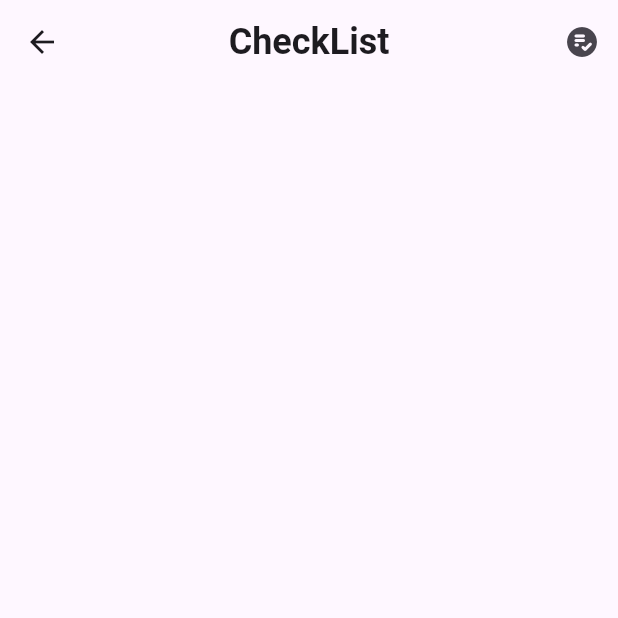
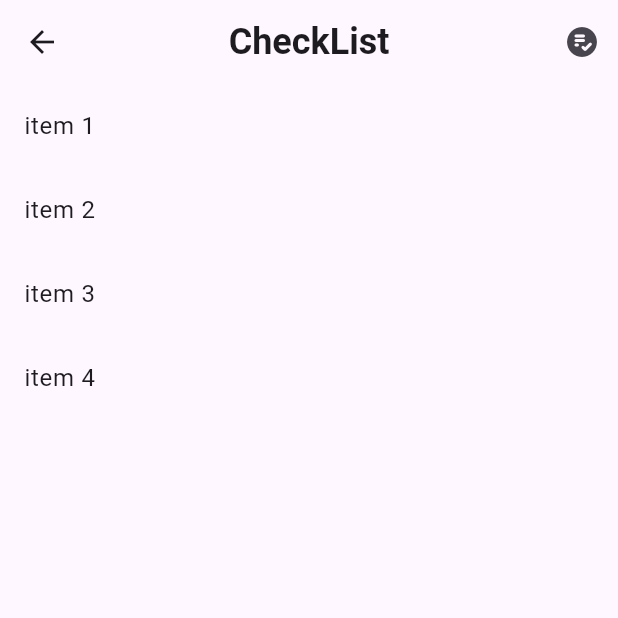
Before and after one commit to tejasvmodi/wedding_planning, a Flutter app: the CheckList screen opened directly, on a phone screen of 412 x 824 dp, the top half of it. Run offline on Flutter 3.47's test engine with Material 2 defaults, Android fonts, the phone set to English and light mode, and no system bars; our stand-ins replace carousel_slider, dots_indicator, icons_plus.

Commit message:
commit at 17:50  26-11-2023

```diff
--- a/lib/screens/Home/checklist.dart
+++ b/lib/screens/Home/checklist.dart
@@ -9,6 +9,22 @@ class CheckList extends StatefulWidget {
 }
 
 class _CheckListState extends State<CheckList> {
+  final List<String> choice = [
+    "item 1",
+    "item 2",
+    "item 3",
+    "item 4",
+  ];
+
+ late List<bool> items;
+
+    @override
+   void initState() {
+     super.initState(
+     );
+     items= List.generate(choice.length, (index) => false);
+
+   }
   @override
   Widget build(BuildContext context) {
     return Scaffold(
@@ -20,12 +36,30 @@ class _CheckListState extends State<CheckList> {
             style: TextStyle(fontSize: 24, fontWeight: FontWeight.bold),
           ),
         ),
-        actions:  [
-          IconButton(onPressed: () {
-
-          }, icon: const Icon(Icons.playlist_add_check_circle_rounded))
+        actions: [
+          IconButton(
+              onPressed: () {},
+              icon: const Icon(Icons.playlist_add_check_circle_rounded))
         ],
       ),
+      body: ListView.builder(itemBuilder:
+      (context, index) {
+        return ListTile(
+          title: Text(choice[index]),
+          tileColor: items[index]?Colors.grey:null,
+          trailing: items[index]?const Icon(Bootstrap.check):null,
+          onTap: () {
+            _toggleremover(index);
+          },
+        );
+      },
+      itemCount: choice.length),
     );
   }
+
+  void _toggleremover(int index) {
+    setState(() {
+     items[index]=!items[index];
+    });
+  }
 }
```
